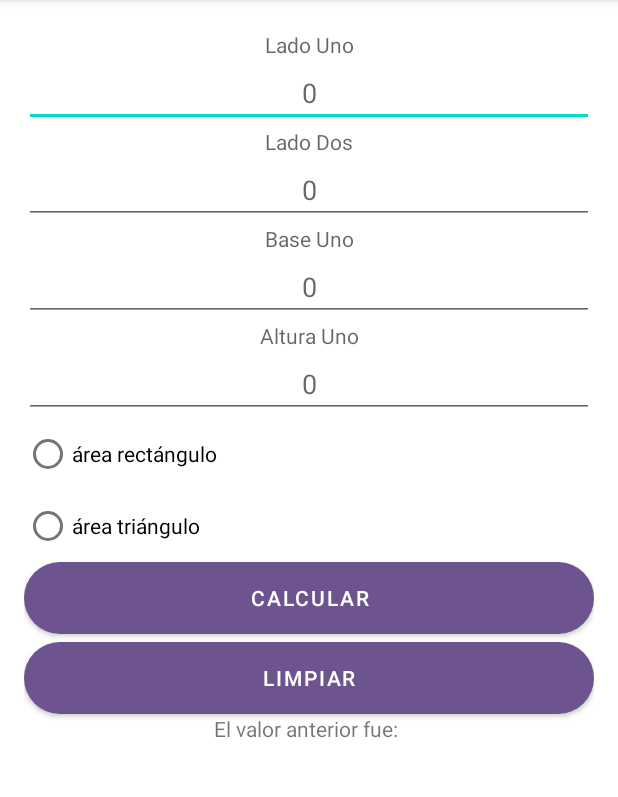
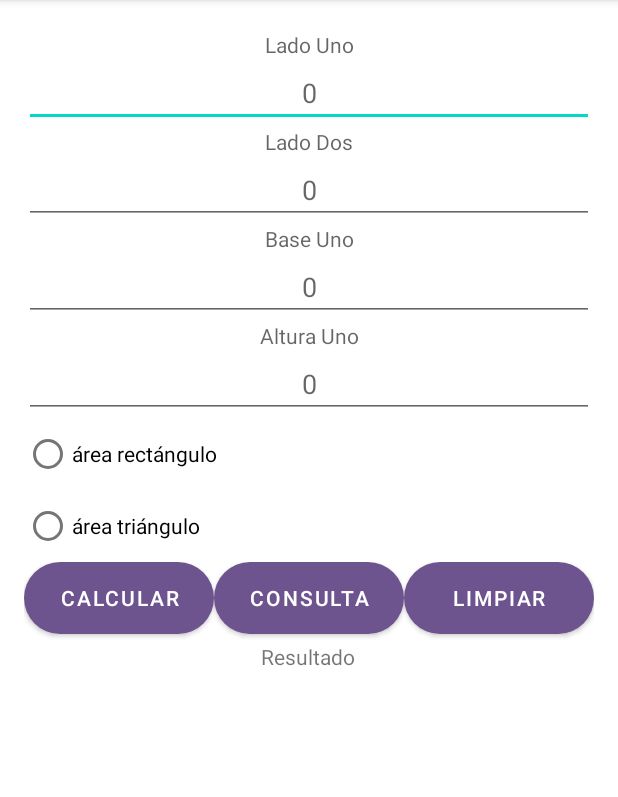
Before and after one commit to villa1997/area, an Android app: the screen it shows after launch (MainActivity), on a phone screen of 412 x 824 dp, the part 84-881 px from its top. Run offline under Robolectric (Android 15) with nearby library versions, the phone set to English and light mode, and no system bars.

```diff
--- /dev/null
+++ b/app/src/main/java/com/example/area/AdminBD.java
@@ -0,0 +1,25 @@
+package com.example.area;
+
+import android.content.Context;
+import android.database.sqlite.SQLiteDatabase;
+import android.database.sqlite.SQLiteOpenHelper;
+
+import androidx.annotation.Nullable;
+
+public class AdminBD extends SQLiteOpenHelper {
+
+
+    public AdminBD(@Nullable Context context, @Nullable String name, @Nullable SQLiteDatabase.CursorFactory factory, int version) {
+        super(context, name, factory, version);
+    }
+
+    @Override
+    public void onCreate(SQLiteDatabase BaseData) {
+        BaseData.execSQL("create table Area(IdRows integer primary key asc, Calculado text, TipoCalculo text)");
+    }
+
+    @Override
+    public void onUpgrade(SQLiteDatabase sqLiteDatabase, int i, int i1) {
+
+    }
+}
--- a/app/src/main/java/com/example/area/MainActivity.java
+++ b/app/src/main/java/com/example/area/MainActivity.java
@@ -3,13 +3,17 @@ package com.example.area;
 import androidx.appcompat.app.AlertDialog;
 import androidx.appcompat.app.AppCompatActivity;
 
+import android.content.ContentValues;
 import android.content.Context;
 import android.content.SharedPreferences;
+import android.database.Cursor;
+import android.database.sqlite.SQLiteDatabase;
 import android.os.Bundle;
 import android.view.View;
 import android.widget.EditText;
 import android.widget.RadioButton;
 import android.widget.TextView;
+import android.widget.Toast;
 
 public class MainActivity extends AppCompatActivity {
 
@@ -22,7 +26,7 @@ public class MainActivity extends AppCompatActivity {
         super.onCreate(savedInstanceState);
         setContentView(R.layout.activity_main);
 
-        SharedPreferences preferences = getSharedPreferences("datos", Context.MODE_PRIVATE);
+        //SharedPreferences preferences = getSharedPreferences("datos", Context.MODE_PRIVATE);
 
         ladoUno = (EditText) findViewById(R.id.valorLadoUno);
         ladoDos = (EditText) findViewById(R.id.valorLadoDos);
@@ -32,35 +36,52 @@ public class MainActivity extends AppCompatActivity {
         triangulo = (RadioButton) findViewById(R.id.radioAreaTriangulo);
         resultado = (TextView) findViewById(R.id.resultado);
 
-        String valueBefore = preferences.getString("calculos","");
-        resultado.setText("El valor anterior fue: " + valueBefore);
+        ConsultaDatos(null);
+        //String valueBefore = preferences.getString("calculos","");
+        //resultado.setText("El valor anterior fue: " + valueBefore);
 
     }
 
-    public void calcularAreas(View view){
-        SharedPreferences preferencias = getSharedPreferences("datos",Context.MODE_PRIVATE);
+    public void calcularAreas(View view) throws Exception{
 
-        SharedPreferences.Editor ObjetoEditor = preferencias.edit();
+        AdminBD adminBD = new AdminBD(this, "BaseData", null, 1);
+
+        SQLiteDatabase sqLiteDatabase = adminBD.getWritableDatabase();
+
+        String tipo = "";
+        //SharedPreferences preferencias = getSharedPreferences("datos",Context.MODE_PRIVATE);
+
+       // SharedPreferences.Editor ObjetoEditor = preferencias.edit();
         try
         {
-
             if (rectangulo.isChecked()){
                 int sideOne = Integer.parseInt(ladoUno.getText().toString());
                 int sideTwo = Integer.parseInt(ladoDos.getText().toString());
                 resultado.setText(String.valueOf(sideOne*sideTwo));
-                ObjetoEditor.putString("calculos",resultado.getText().toString());
+                tipo = "Rectangulo";
+               // ObjetoEditor.putString("calculos",resultado.getText().toString());
 
             }
             if(triangulo.isChecked()){
                 float baseOne = Float.parseFloat(baseUno.getText().toString());
                 float baseTwo = Float.parseFloat(baseDos.getText().toString());
                 resultado.setText(String.valueOf(baseOne*baseTwo/2));
-                ObjetoEditor.putString("calculos",resultado.getText().toString());
+                tipo = "Triangulo";
+                //ObjetoEditor.putString("calculos",resultado.getText().toString());
             }
 
-            ObjetoEditor.commit();
-            finish();
-        } catch(Exception ex)
+            ContentValues insertar = new ContentValues();
+            insertar.put("Calculado",resultado.getText().toString());
+            insertar.put("TipoCalculo",tipo);
+            sqLiteDatabase.insert("Area", null, insertar);
+            sqLiteDatabase.close();
+            Toast.makeText(this,"Registro de area almacenado en la base de datos", Toast.LENGTH_SHORT).show();
+
+            //ObjetoEditor.commit();
+           // String valueBefore = preferencias.getString("calculos","");
+            //resultado.setText("El valor almacenado en memoria fue: " + valueBefore);
+            //finish();
+        } catch(Exception  ex)
         {
             AlertDialog.Builder builder
                     = new AlertDialog
@@ -76,7 +97,20 @@ public class MainActivity extends AppCompatActivity {
             // Show the Alert Dialog box
             alertDialog.show();
         }
+    }
 
+    public void ConsultaDatos(View view)
+    {
+        AdminBD adminBD = new AdminBD(this, "BaseData", null, 1);
+
+        SQLiteDatabase sqLiteDatabase = adminBD.getWritableDatabase();
+
+        Cursor fila = sqLiteDatabase.rawQuery("select Calculado, TipoCalculo from Area order by IdRows desc limit 1", null);
+
+        if(fila.moveToFirst())
+        {
+            resultado.setText("La ultima area del: "+ fila.getString((1)) + " = " + fila.getString((0)));
+        }
 
     }
 
--- a/app/src/main/res/layout/activity_main.xml
+++ b/app/src/main/res/layout/activity_main.xml
@@ -78,6 +78,14 @@
             android:layout_height="wrap_content"
             android:text="área triángulo" />
 
+
+    </RadioGroup>
+
+    <LinearLayout
+        android:layout_width="match_parent"
+        android:layout_height="wrap_content"
+        android:orientation="horizontal">
+
         <Button
             android:layout_width="match_parent"
             android:layout_height="wrap_content"
@@ -85,8 +93,18 @@
             android:background="@drawable/mybutton"
             android:onClick="calcularAreas"
             android:text="@string/send"
-            android:layout_marginBottom="5dp"/>
-    </RadioGroup>
+            android:layout_marginBottom="5dp"
+            android:layout_weight="1"/>
+
+        <Button
+            android:layout_width="match_parent"
+            android:layout_height="wrap_content"
+            android:layout_gravity="right"
+            android:onClick="ConsultaDatos"
+            android:background="@drawable/mybutton"
+            android:text="@string/searchText"
+            android:layout_marginBottom="5dp"
+            android:layout_weight="1"/>
 
         <Button
             android:layout_width="match_parent"
@@ -94,7 +112,13 @@
             android:layout_gravity="right"
             android:onClick="ClearValues"
             android:background="@drawable/mybutton"
-        android:text="@string/clearValues" />
+            android:text="@string/clearValues"
+            android:layout_weight="1"/>
+
+
+
+    </LinearLayout>
+
 
     <TextView
         android:id="@+id/resultado"
--- a/app/src/main/res/values/strings.xml
+++ b/app/src/main/res/values/strings.xml
@@ -10,4 +10,5 @@
     <string name="alturaUno">Altura Uno</string>
     <string name="clearValues">Limpiar</string>
     <string name="valorAlturaUno">0</string>
+    <string name="searchText">Consulta</string>
 </resources>
```
Lines whose indentation alone changed are shown as unchanged.
